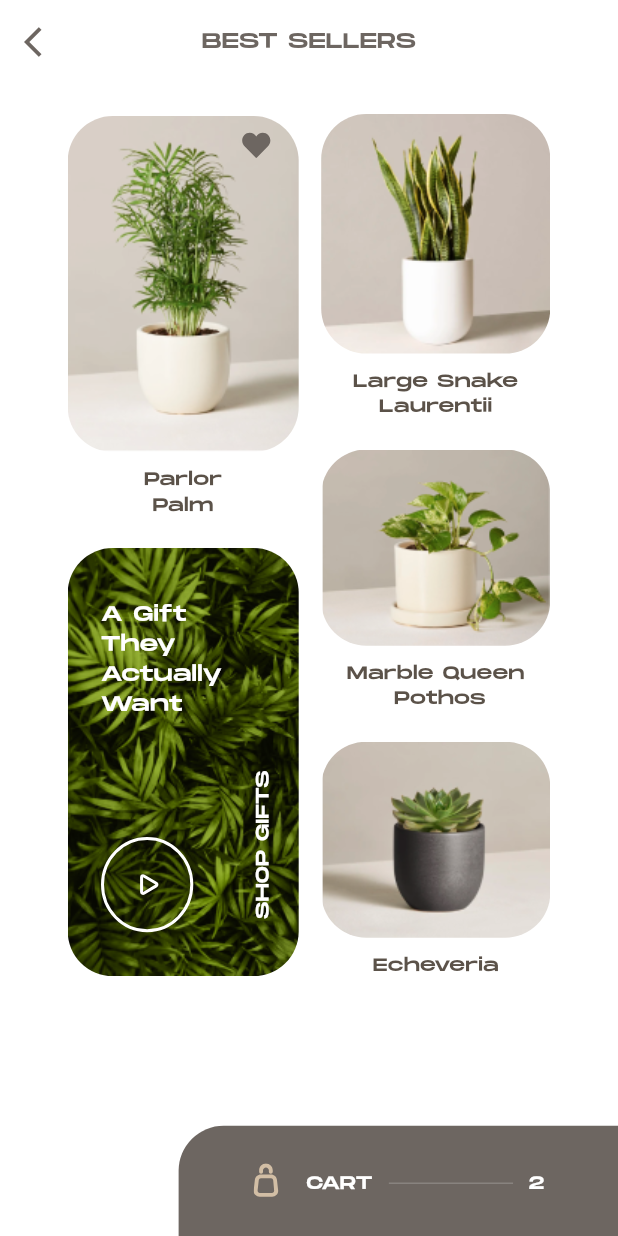
After one commit to blvcksamurai/the_sill, a Flutter app: the BestSellers screen opened directly, on a phone screen of 412 x 824 dp. The commit adds this screen. Run offline on Flutter 3.47's test engine with Material 3 defaults, Android fonts, the phone set to English and light mode, and no system bars; our stand-ins replace flutter_svg.

Commit message:
Best sellers update

```diff
--- /dev/null
+++ b/lib/screens/best_sellers.dart
@@ -0,0 +1,327 @@
+import 'package:flutter/cupertino.dart';
+import 'package:flutter/material.dart';
+import 'package:flutter/widgets.dart';
+import 'package:flutter_svg/flutter_svg.dart';
+
+import '../widgets/dropdowns.dart';
+
+class BestSellers extends StatelessWidget {
+  const BestSellers({super.key});
+
+  @override
+  Widget build(BuildContext context) {
+    Size size = MediaQuery.of(context).size;
+
+    return Scaffold(
+      backgroundColor: Color(0xffffffff),
+      appBar: AppBar(
+        backgroundColor: Colors.transparent,
+        leading: IconButton(
+          onPressed: () {
+            Navigator.pop(context);
+          },
+          icon: Icon(
+            Icons.arrow_back_ios,
+            color: Color(0xFF6D6661),
+          ),
+        ),
+        title: Text(
+          'BEST SELLERS',
+          textAlign: TextAlign.center,
+          style: TextStyle(
+            color: Color(0xFF6D6661),
+            fontSize: 14,
+            fontFamily: 'Monument',
+            fontWeight: FontWeight.w400,
+            letterSpacing: 0.28,
+          ),
+        ),
+        centerTitle: true,
+      ),
+      body: SafeArea(
+        child: Column(
+          children: [
+            Container(
+              margin: EdgeInsets.symmetric(horizontal: 20, vertical: 0),
+              child: Column(
+                children: [
+                  Center(
+                    child: Row(
+                      mainAxisAlignment: MainAxisAlignment.center,
+                      children: [
+                        // DropDowns(
+                        //   text: 'FEATURES',
+                        // ),
+                        // DropDowns(
+                        //   text: 'VARIETY',
+                        // ),
+                        // DropDowns(
+                        //   text: 'SIZE',
+                        // )
+                      ],
+                    ),
+                  ),
+                  SizedBox(height: 20),
+                  Row(
+                    mainAxisAlignment: MainAxisAlignment.center,
+                    children: [
+                      Column(
+                        children: [
+                          Column(
+                            children: [
+                              Container(
+                                width: 154,
+                                height: 224.02,
+                                margin: EdgeInsets.only(bottom: 10),
+                                decoration: BoxDecoration(
+                                  image: DecorationImage(
+                                    image: AssetImage(
+                                        'assets/images/parlour_palm.png'),
+                                    fit: BoxFit.fill,
+                                  ),
+                                  borderRadius: BorderRadius.circular(30),
+                                ),
+                                child: Stack(
+                                  children: [
+                                    Positioned(
+                                        left: 115.85,
+                                        top: 10.74,
+                                        child: SvgPicture.asset(
+                                            'assets/images/heart.svg')),
+                                  ],
+                                ),
+                              ),
+                              Text(
+                                'Parlor \nPalm',
+                                textAlign: TextAlign.center,
+                                style: TextStyle(
+                                  color: Color(0xFF5B5249),
+                                  fontSize: 12,
+                                  fontFamily: 'Monument',
+                                  fontWeight: FontWeight.w400,
+                                  letterSpacing: 0.24,
+                                ),
+                              )
+                            ],
+                          ),
+                          Container(
+                            width: 154,
+                            height: 285.52,
+                            margin: EdgeInsets.only(top: 20),
+                            decoration: BoxDecoration(
+                              image: DecorationImage(
+                                image: AssetImage('assets/images/gift.png'),
+                                fit: BoxFit.fill,
+                              ),
+                              borderRadius: BorderRadius.circular(30),
+                            ),
+                            child: Stack(
+                              children: [
+                                Positioned(
+                                  left: 121.86,
+                                  top: 251.17,
+                                  child: SizedBox(
+                                    width: 103.14,
+                                    child: Transform(
+                                      transform: Matrix4.identity()
+                                        ..translate(0.0, 0.0)
+                                        ..rotateZ(-1.57),
+                                      child: Text(
+                                        'SHOP GIFTS',
+                                        textAlign: TextAlign.right,
+                                        style: TextStyle(
+                                          color: Colors.white,
+                                          fontSize: 12,
+                                          fontFamily: 'Monument',
+                                          fontWeight: FontWeight.w400,
+                                          letterSpacing: 0.24,
+                                        ),
+                                      ),
+                                    ),
+                                  ),
+                                ),
+                                Positioned(
+                                  left: 22.10,
+                                  top: 34.63,
+                                  child: SizedBox(
+                                    width: 109.15,
+                                    height: 100.55,
+                                    child: Text(
+                                      'A Gift \nThey Actually Want',
+                                      style: TextStyle(
+                                        color: Colors.white,
+                                        fontSize: 14,
+                                        fontFamily: 'Monument',
+                                        fontWeight: FontWeight.w400,
+                                        letterSpacing: 0.28,
+                                      ),
+                                    ),
+                                  ),
+                                ),
+                                Positioned(
+                                  left: 22.10,
+                                  top: 191.66,
+                                  child: SvgPicture.asset(
+                                      'assets/images/play.svg'),
+                                )
+                              ],
+                            ),
+                          )
+                        ],
+                      ),
+                      SizedBox(width: 15),
+                      Column(
+                        children: [
+                          Column(
+                            children: [
+                              Container(
+                                  width: 152.73,
+                                  height: 159.72,
+                                  margin: EdgeInsets.only(bottom: 10),
+                                  decoration: BoxDecoration(
+                                    image: DecorationImage(
+                                      image: AssetImage(
+                                          'assets/images/laurentil.png'),
+                                      fit: BoxFit.fill,
+                                    ),
+                                    borderRadius: BorderRadius.circular(30),
+                                  )),
+                              Text(
+                                'Large Snake \nLaurentii',
+                                textAlign: TextAlign.center,
+                                style: TextStyle(
+                                  color: Color(0xFF5B5249),
+                                  fontSize: 12,
+                                  fontFamily: 'Monument',
+                                  fontWeight: FontWeight.w400,
+                                  letterSpacing: 0.24,
+                                ),
+                              )
+                            ],
+                          ),
+                          SizedBox(height: 20),
+                          Column(
+                            children: [
+                              Container(
+                                  width: 152.73,
+                                  height: 130.73,
+                                  margin: EdgeInsets.only(bottom: 10),
+                                  decoration: BoxDecoration(
+                                    image: DecorationImage(
+                                      image: AssetImage(
+                                          'assets/images/marble_queen.png'),
+                                      fit: BoxFit.fill,
+                                    ),
+                                    borderRadius: BorderRadius.circular(30),
+                                  )),
+                              Text(
+                                'Marble Queen\n Pothos',
+                                textAlign: TextAlign.center,
+                                style: TextStyle(
+                                  color: Color(0xFF5B5249),
+                                  fontSize: 12,
+                                  fontFamily: 'Monument',
+                                  fontWeight: FontWeight.w400,
+                                  letterSpacing: 0.24,
+                                ),
+                              )
+                            ],
+                          ),
+                          SizedBox(height: 20),
+                          Column(
+                            children: [
+                              Container(
+                                  width: 152.73,
+                                  height: 130.73,
+                                  margin: EdgeInsets.only(bottom: 10),
+                                  decoration: BoxDecoration(
+                                    image: DecorationImage(
+                                      image: AssetImage(
+                                          'assets/images/echeveria.png'),
+                                      fit: BoxFit.fill,
+                                    ),
+                                    borderRadius: BorderRadius.circular(30),
+                                  )),
+                              Text(
+                                'Echeveria',
+                                textAlign: TextAlign.center,
+                                style: TextStyle(
+                                  color: Color(0xFF5B5249),
+                                  fontSize: 12,
+                                  fontFamily: 'Monument',
+                                  fontWeight: FontWeight.w400,
+                                  letterSpacing: 0.24,
+                                ),
+                              )
+                            ],
+                          )
+                        ],
+                      )
+                    ],
+                  ),
+                ],
+              ),
+            ),
+            Spacer(),
+            Align(
+              alignment: Alignment.bottomRight,
+              child: Container(
+                  width: 292.92,
+                  height: 73.52,
+                  decoration: ShapeDecoration(
+                    color: Color(0xFF6D6661),
+                    shape: RoundedRectangleBorder(
+                      borderRadius: BorderRadius.only(
+                        topLeft: Radius.circular(30),
+                        bottomRight: Radius.circular(0),
+                      ),
+                    ),
+                  ),
+                  child: Stack(
+                    children: [
+                      Positioned(
+                          left: 50,
+                          top: 25,
+                          child: SvgPicture.asset('assets/images/cart.svg')),
+                      Positioned(
+                        left: 85,
+                        top: 30,
+                        child: Row(
+                          mainAxisAlignment: MainAxisAlignment.spaceEvenly,
+                          children: [
+                            Text(
+                              'CART',
+                              textAlign: TextAlign.center,
+                              style: TextStyle(
+                                color: Colors.white,
+                                fontSize: 12,
+                                fontFamily: 'Monument',
+                                fontWeight: FontWeight.w400,
+                                letterSpacing: 0.24,
+                              ),
+                            ),
+                            SizedBox(width: 10),
+                            SvgPicture.asset('assets/images/c_line.svg'),
+                            SizedBox(width: 10),
+                            Text(
+                              '2',
+                              style: TextStyle(
+                                color: Colors.white,
+                                fontSize: 12,
+                                fontFamily: 'Monument',
+                                fontWeight: FontWeight.w400,
+                                letterSpacing: 0.24,
+                              ),
+                            ),
+                          ],
+                        ),
+                      ),
+                    ],
+                  )),
+            ),
+          ],
+        ),
+      ),
+    );
+  }
+}
--- a/lib/screens/home_screen.dart
+++ b/lib/screens/home_screen.dart
@@ -1,6 +1,8 @@
 // ignore_for_file: prefer_const_constructors
 import 'package:flutter/material.dart';
+import 'package:flutter/widgets.dart';
 import 'package:flutter_svg/flutter_svg.dart';
+import 'package:the_sill_app/screens/best_sellers.dart';
 
 class HomeScreen extends StatelessWidget {
   const HomeScreen({super.key});
@@ -29,7 +31,15 @@ class HomeScreen extends StatelessWidget {
                   mainAxisAlignment: MainAxisAlignment.spaceBetween,
                   children: [
                     SvgPicture.asset('assets/images/sill.svg'),
-                    SvgPicture.asset('assets/images/union.svg'),
+                    InkWell(
+                        onTap: () {
+                          Navigator.push(
+                              context,
+                              PageRouteBuilder(
+                                  pageBuilder: (context, a, b) =>
+                                      BestSellers()));
+                        },
+                        child: SvgPicture.asset('assets/images/union.svg')),
                   ],
                 ),
                 Center(
--- /dev/null
+++ b/lib/widgets/dropdowns.dart
@@ -0,0 +1,34 @@
+import 'package:flutter/material.dart';
+
+class DropDowns extends StatelessWidget {
+  String text;
+  DropDowns({
+    required this.text,
+    super.key,
+  });
+
+  @override
+  Widget build(BuildContext context) {
+    return Row(
+      children: [
+        Text(
+          text,
+          style: TextStyle(
+            color: Color(0xFFBDBDC1),
+            fontSize: 10,
+            fontFamily: 'Monument',
+            fontWeight: FontWeight.w400,
+            letterSpacing: 0.20,
+          ),
+        ),
+        IconButton(
+          onPressed: () {},
+          icon: Icon(
+            Icons.arrow_drop_down_rounded,
+            color: Color(0xFF6D6661),
+          ),
+        )
+      ],
+    );
+  }
+}
```
Also changed, not shown: assets/images/c_line.svg (added), assets/images/cart.svg (added), assets/images/heart.svg (added), assets/images/play.svg (added).
